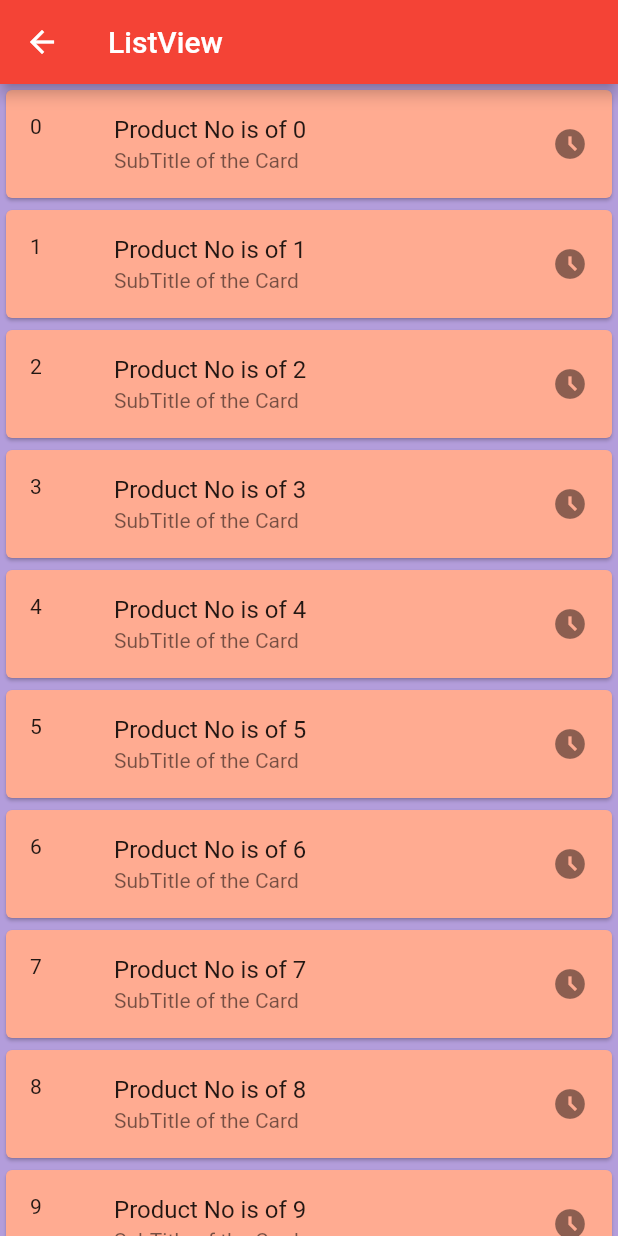
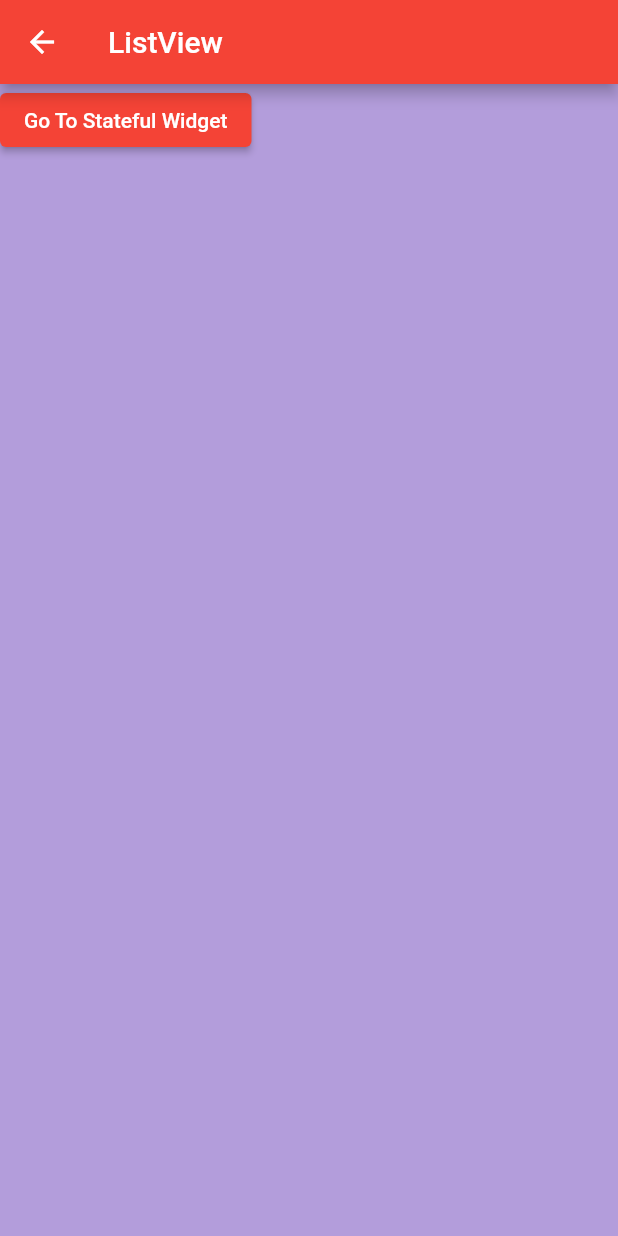
Before and after one commit to BoppeCharan/FlutterPractice, a Flutter app: the ThirdScreen screen opened directly, on a phone screen of 412 x 824 dp. Run offline on Flutter 3.47's test engine with Material 2 defaults, Android fonts, the phone set to English and light mode, and no system bars; our stand-ins replace fluttertoast; missing offline and left inert: dart:js.

Commit message:
Added Stateful Wdiget

```diff
--- a/lib/screens/page_three.dart
+++ b/lib/screens/page_three.dart
@@ -1,6 +1,7 @@
 import 'dart:js';
 
 import 'package:flutter/material.dart';
+import 'package:hello_world/screens/stateful.dart';
 
 class ThirdScreen extends StatelessWidget {
   const ThirdScreen({super.key});
@@ -12,7 +13,16 @@ class ThirdScreen extends StatelessWidget {
         title: const Text("ListView"),
       ),
       backgroundColor: Colors.deepPurple.shade200,
-      body: createCustomListView(),
+      body: Column(
+        children: [
+          ElevatedButton(onPressed: () {
+
+            Navigator.push(context, MaterialPageRoute(builder: (context) => const MyStateFulWidget()));
+          }, child: const Text("Go To Stateful Widget")),
+          const SizedBox(height: 20),
+          // createCustomListView(),
+        ],
+      ),
     );
   }
 
```
Also changed, not shown: lib/screens/stateful.dart (added, +49 -0 lines), pubspec.lock.
